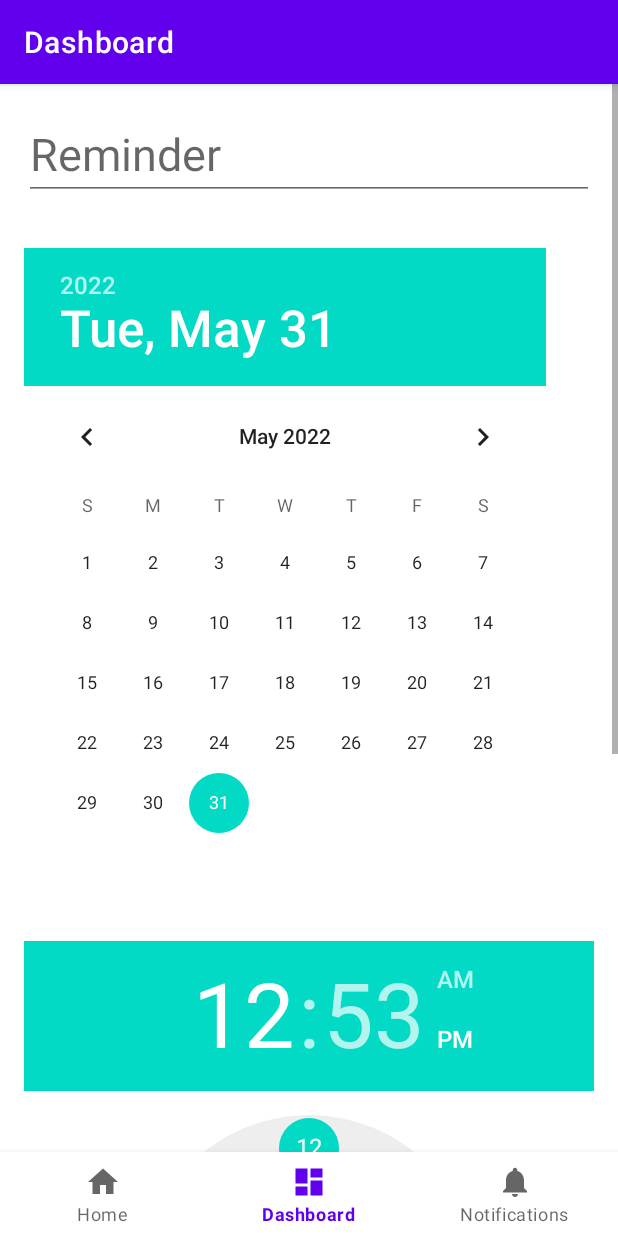
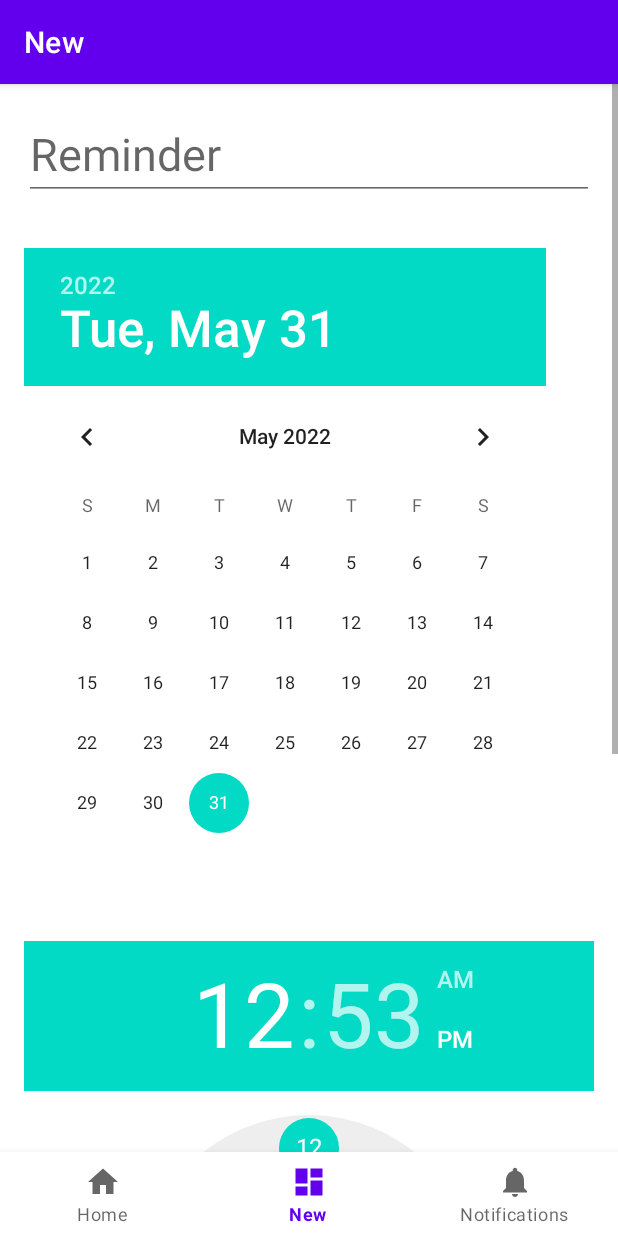
Before and after one commit to freejool/CountDown, an Android app: the screen it shows after launch (MainActivity), item 2 of the bottom bar chosen, on a phone screen of 412 x 824 dp. Run offline under Robolectric (Android 15) with nearby library versions, the phone set to English and light mode, and no system bars; our stand-ins replace Room's generated code, navigation-ui.

Commit message:
change bottom 'Dashboard' to 'New'

```diff
--- a/app/src/main/res/values/strings.xml
+++ b/app/src/main/res/values/strings.xml
@@ -1,7 +1,7 @@
 <resources>
     <string name="app_name">CountDown</string>
     <string name="title_home">Home</string>
-    <string name="title_dashboard">Dashboard</string>
+    <string name="title_dashboard">New</string>
     <string name="title_notifications">Notifications</string>
     <string name="submit">submit</string>
     <string name="select">select</string>
```
